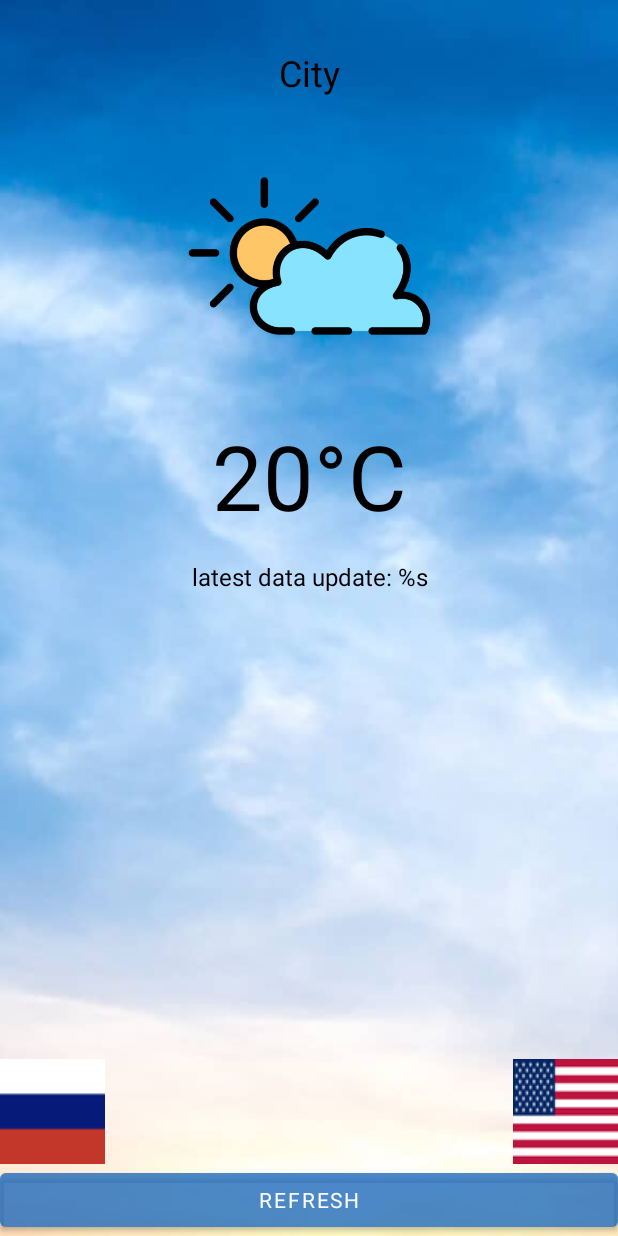
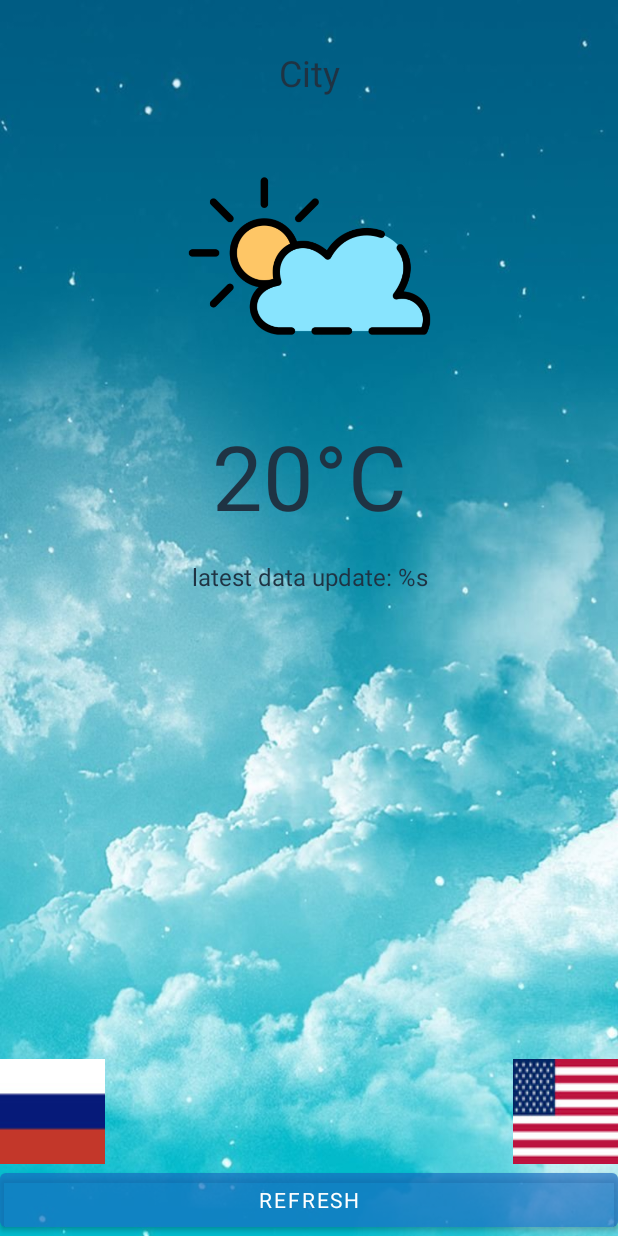
Before and after one commit to DariaOzmitel/Weather, an Android app: the layout activity_main.xml on its own in the app's theme, with its tools: preview values and no code run, on a phone screen of 412 x 824 dp. Run offline under Robolectric (Android 15) with nearby library versions, the phone set to English and light mode, and no system bars; Roboto replaces fonts that are not available here.

Commit message:
Compete app

```diff
--- a/app/src/main/java/com/example/weather/presentation/BindingAdapters.kt
+++ b/app/src/main/java/com/example/weather/presentation/BindingAdapters.kt
@@ -1,5 +1,6 @@
 package com.example.weather.presentation
 
+import android.util.Log
 import android.widget.ImageView
 import android.widget.TextView
 import androidx.databinding.BindingAdapter
@@ -19,11 +20,6 @@ fun bindLastUpdateText(textView: TextView, lastUpdate: String?) {
     }
 }
 
-@BindingAdapter("loadImage")
-fun bindLoadImage(imageView: ImageView, imageUrl: String?) {
-    Picasso.get().load("https:$imageUrl").into(imageView)
-}
-
 @BindingAdapter("tempText")
 fun bind(textView: TextView, temp: String?) {
 
--- a/app/src/main/res/layout/activity_main.xml
+++ b/app/src/main/res/layout/activity_main.xml
@@ -30,9 +30,9 @@
             android:layout_height="wrap_content"
             android:layout_marginTop="32dp"
             android:fontFamily="@font/acme"
-            android:textColor="@color/black"
+            android:text="@{viewModel.weather.city}"
+            android:textColor="@color/dark_blue"
             android:textSize="24sp"
-            android:text="@{viewModel.weather.city}"
             app:layout_constraintEnd_toEndOf="parent"
             app:layout_constraintStart_toStartOf="parent"
             app:layout_constraintTop_toTopOf="parent"
@@ -44,7 +44,7 @@
             android:layout_height="wrap_content"
             android:layout_marginTop="16dp"
             android:fontFamily="@font/acme"
-            android:textColor="@color/black"
+            android:textColor="@color/dark_blue"
             android:textSize="60sp"
             app:layout_constraintEnd_toEndOf="parent"
             app:layout_constraintStart_toStartOf="parent"
@@ -60,14 +60,13 @@
             app:layout_constraintEnd_toEndOf="@+id/tvCity"
             app:layout_constraintStart_toStartOf="@+id/tvCity"
             app:layout_constraintTop_toBottomOf="@+id/tvCity"
-            app:loadImage="@{viewModel.weather.iconUrl}"
-            app:srcCompat="@drawable/sunny" />
+            app:srcCompat="@drawable/cloudy" />
 
         <Button
             android:id="@+id/btRefresh"
             android:layout_width="0dp"
             android:layout_height="wrap_content"
-            android:backgroundTint="#861968BD"
+            android:backgroundTint="@color/bt_color"
             android:fontFamily="@font/acme"
             android:text="@string/refresh"
             app:layout_constraintBottom_toBottomOf="parent"
@@ -89,7 +88,7 @@
             android:layout_height="wrap_content"
             android:layout_marginTop="16dp"
             android:fontFamily="@font/acme"
-            android:textColor="@color/black"
+            android:textColor="@color/dark_blue"
             android:textSize="16sp"
             app:lastUpdateText="@{viewModel.weather.lastDataUpdate}"
             app:layout_constraintEnd_toEndOf="@+id/tvTemp"
--- a/app/src/main/res/values/colors.xml
+++ b/app/src/main/res/values/colors.xml
@@ -8,4 +8,6 @@
     <color name="black">#FF000000</color>
     <color name="white">#FFFFFFFF</color>
     <color name="blue">#861968BD</color>
+    <color name="bt_color">#6D1968BD</color>
+    <color name="dark_blue">#FF1F3343</color>
 </resources>
--- a/app/src/main/res/values/strings.xml
+++ b/app/src/main/res/values/strings.xml
@@ -6,4 +6,7 @@
     <string name="locationWarning">The app can\'t determine your location!</string>
     <string name="locationError">Location disabled!</string>
     <string name="locationNotFound">Location not found!</string>
+    <string name="server1">api.weatherapi.com</string>
+    <string name="server2">api.openweathermap.org</string>
+    <string name="title_Main">Choose server</string>
 </resources>
--- a/app/src/main/res/values/themes.xml
+++ b/app/src/main/res/values/themes.xml
@@ -2,15 +2,13 @@
     <!-- Base application theme. -->
     <style name="Theme.Weather" parent="Theme.MaterialComponents.DayNight.DarkActionBar">
         <!-- Primary brand color. -->
-        <item name="colorPrimary">@color/purple_500</item>
-        <item name="colorPrimaryVariant">@color/blue</item>
+        <item name="colorPrimary">@color/bt_color</item>
+        <item name="colorPrimaryVariant">@color/bt_color</item>
         <item name="colorOnPrimary">@color/white</item>
         <!-- Secondary brand color. -->
         <item name="colorSecondary">@color/teal_200</item>
         <item name="colorSecondaryVariant">@color/teal_700</item>
         <item name="colorOnSecondary">@color/black</item>
-        <item name="windowActionBar">false</item>
-        <item name="windowNoTitle">true</item>
         <!-- Status bar color. -->
         <item name="android:statusBarColor">?attr/colorPrimaryVariant</item>
         <!-- Customize your theme here. -->
```
Also changed, not shown: app/src/main/java/com/example/weather/presentation/MainActivity.kt (+81 -17 lines), app/src/main/res/menu/main_menu.xml (added, +10 -0 lines), app/src/main/res/drawable/cloudy.png (added), app/src/main/res/drawable/rain.png (added), app/src/main/res/drawable/sunny.png, app/src/main/res/drawable/weather_bg.jpg, 1 other file.
